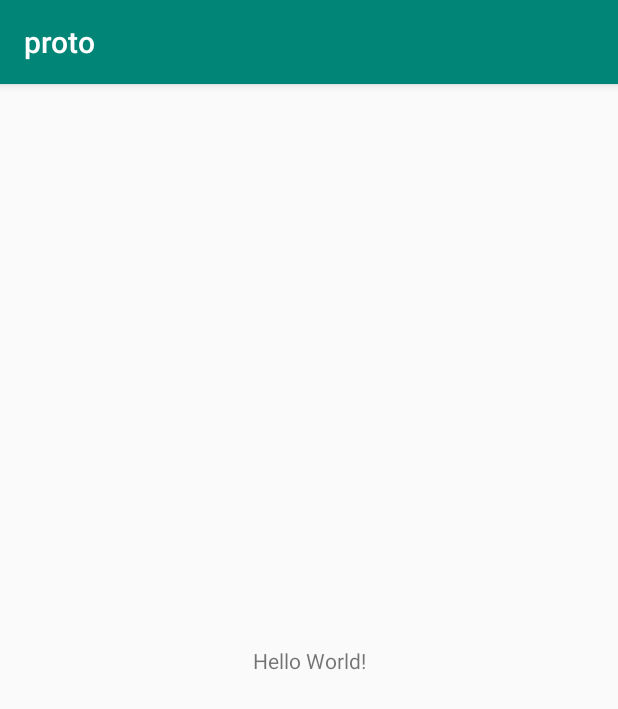
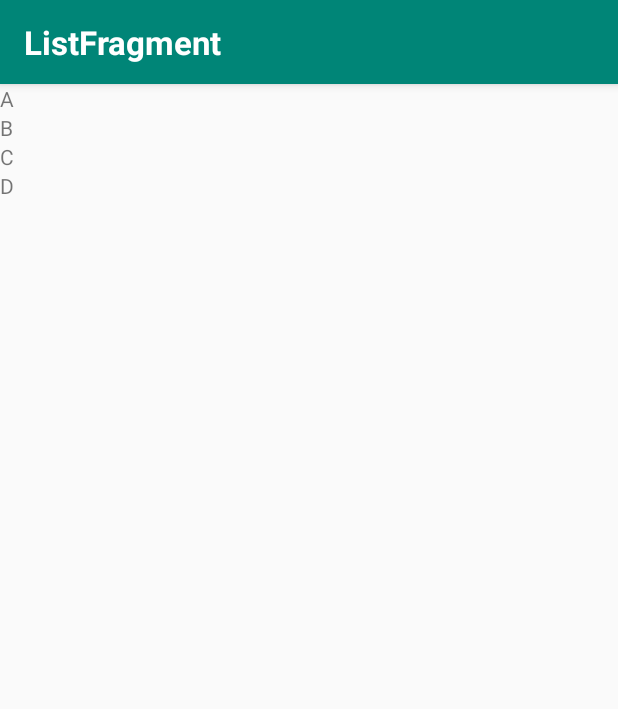
Before and after one commit to acm0x/core-ktx, an Android app: the screen it shows after launch (ProtoActivity before the commit, ListDetailsActivity after it), on a phone screen of 412 x 824 dp. Shown: the top 709 px of the screen. Run offline under Robolectric (Android 15) with nearby library versions, the phone set to English and light mode, and no system bars; our stand-ins replace navigation-ui; Roboto replaces fonts that are not available here; 1 statement that could not run was skipped.

```diff
--- a/buildSrc/src/main/java/Dependencies.kt
+++ b/buildSrc/src/main/java/Dependencies.kt
@@ -9,7 +9,7 @@ object Versions {
 
     // kotlin
     const val kotlin = "1.3.31"
-    const val ktx = "1.0.0"
+    const val ktx = "1.0.1"
     const val kotlinCoroutines = "1.0.1"
 
     // Android libraries
@@ -25,7 +25,7 @@ object Versions {
     // Third party libraries
     const val dagger = "2.21"
     const val assistedInject = "0.3.3"
-    const val retrofit = "2.5.0"
+    const val retrofit = "2.6.0"
     const val okhttp = "3.13.0"
     const val rxjava = "2.2.7"
     const val rxAndroid = "2.1.1"
--- a/kotlin_core/build.gradle
+++ b/kotlin_core/build.gradle
@@ -9,4 +9,10 @@ dependencies {
     implementation MainApplicationDependencies.glide
     implementation MainApplicationDependencies.navigation
     implementation MainApplicationDependencies.navigationUi
+
+    // koin
+
+    implementation("org.koin:koin-android:1.0.0")
+    implementation("org.koin:koin-android-viewmodel:1.0.0")
+    implementation("org.koin:koin-android-scope:1.0.0")
 }
--- a/proto/build.gradle
+++ b/proto/build.gradle
@@ -1,4 +1,5 @@
-apply from: "${rootDir}/buildsystem/android_library.gradle"
+apply from: "${rootDir}/buildsystem/app_defaults.gradle"
+apply from: "${rootDir}/buildsystem/android_shared.gradle"
 
 dependencies {
     implementation MainApplicationDependencies.appCompat
@@ -8,4 +9,5 @@ dependencies {
     implementation MainApplicationDependencies.glide
     implementation MainApplicationDependencies.navigation
     implementation MainApplicationDependencies.navigationUi
+    implementation project(path: ':kotlin_core')
 }
--- /dev/null
+++ b/proto/src/main/java/uk/acm64/proto/AndroidApplication.kt
@@ -0,0 +1,22 @@
+package uk.acm64.proto
+
+import android.app.Application
+import uk.acm64.proto.contract.di.ApplicationComponent
+import uk.acm64.proto.contract.di.DaggerApplicationComponent
+
+class AndroidApplication : Application() {
+    val appComponent: ApplicationComponent by lazy(mode = LazyThreadSafetyMode.NONE) {
+        DaggerApplicationComponent
+                .builder()
+                .applicationContext(applicationContext)
+                .build()
+    }
+
+    override fun onCreate() {
+        super.onCreate()
+        injectMembers()
+    }
+
+    private fun injectMembers() = appComponent.inject(this)
+
+}
--- /dev/null
+++ b/proto/src/main/java/uk/acm64/proto/ProtoViewModel.kt
@@ -0,0 +1,6 @@
+package uk.acm64.proto
+
+import uk.acm64.core.BaseViewModel
+import javax.inject.Inject
+
+class ProtoViewModel @Inject constructor() : BaseViewModel()
--- /dev/null
+++ b/proto/src/main/java/uk/acm64/proto/contract/ProtoBaseFragment.kt
@@ -0,0 +1,20 @@
+package uk.acm64.contract
+
+import androidx.core.content.ContextCompat
+import uk.acm64.core.BaseFragment
+import uk.acm64.core.extension.appContext
+import uk.acm64.proto.AndroidApplication
+import uk.acm64.proto.R
+import uk.acm64.proto.contract.di.ApplicationComponent
+
+abstract class ProtoBaseFragment : BaseFragment() {
+
+    val appComponent: ApplicationComponent by lazy(mode = LazyThreadSafetyMode.NONE) {
+        (activity?.application as AndroidApplication).appComponent
+    }
+
+    override fun snackbarTextColor() = ContextCompat.getColor(appContext, R.color.secondaryTextColor)
+
+    override fun snackbarBackgroudColor() = ContextCompat.getColor(appContext, R.color.secondaryLightColor)
+
+}
--- /dev/null
+++ b/proto/src/main/java/uk/acm64/proto/contract/di/ApplicationComponent.kt
@@ -0,0 +1,25 @@
+package uk.acm64.proto.contract.di
+
+import android.content.Context
+import dagger.BindsInstance
+import dagger.Component
+import uk.acm64.proto.AndroidApplication
+import uk.acm64.proto.ProtoActivity
+import javax.inject.Singleton
+
+@Singleton
+@Component(modules = [ApplicationModule::class, ViewModelModule::class])
+interface ApplicationComponent {
+
+    @Component.Builder
+    interface Builder {
+        @BindsInstance
+        fun applicationContext(applicationContext: Context): Builder
+
+        fun build(): ApplicationComponent
+    }
+
+    fun inject(androidApplication: AndroidApplication)
+    fun inject(protoActivity: ProtoActivity)
+
+}
--- /dev/null
+++ b/proto/src/main/java/uk/acm64/proto/listdetail/ListAdapter.kt
@@ -0,0 +1,37 @@
+package uk.acm64.proto.listdetail
+
+import android.view.LayoutInflater
+import android.view.View
+import android.view.ViewGroup
+import androidx.recyclerview.widget.RecyclerView
+import kotlinx.android.synthetic.main.list_item.view.*
+import uk.acm64.proto.R
+
+class ListAdapter : RecyclerView.Adapter<ListViewHolder>() {
+
+    var listUi: List<ListRowUi> = listOf()
+        set(value) {
+            field = value
+            notifyDataSetChanged()
+        }
+
+    override fun getItemCount(): Int = listUi.size
+
+    override fun onCreateViewHolder(parent: ViewGroup, viewType: Int): ListViewHolder {
+        val view = LayoutInflater.from(parent.context).inflate(R.layout.list_item, parent, false)
+        return ListViewHolder(view)
+    }
+
+    override fun onBindViewHolder(holder: ListViewHolder, position: Int) {
+        holder.bind(listUi[position])
+    }
+
+}
+
+class ListViewHolder(view: View) : RecyclerView.ViewHolder(view) {
+    fun bind(listRowUi: ListRowUi) {
+        itemView.apply {
+            list_item_text.text = listRowUi.name
+        }
+    }
+}
--- /dev/null
+++ b/proto/src/main/java/uk/acm64/proto/listdetail/ListDetailsActivity.kt
@@ -0,0 +1,8 @@
+package uk.acm64.proto.listdetail
+
+import uk.acm64.core.BaseActivity
+import uk.acm64.proto.R
+
+class ListDetailsActivity: BaseActivity() {
+    override fun navigationId() = R.navigation.listdetails_nav_graph
+}
--- /dev/null
+++ b/proto/src/main/java/uk/acm64/proto/listdetail/ListFragment.kt
@@ -0,0 +1,18 @@
+package uk.acm64.proto.listdetail
+
+import android.os.Bundle
+import android.view.View
+import kotlinx.android.synthetic.main.list_fragment.*
+import uk.acm64.contract.ProtoBaseFragment
+import uk.acm64.proto.R
+
+class ListFragment: ProtoBaseFragment() {
+    override fun layoutId() = R.layout.list_fragment
+
+    override fun onViewCreated(view: View, savedInstanceState: Bundle?) {
+        super.onViewCreated(view, savedInstanceState)
+        list_view.adapter = ListAdapter().apply {
+            listUi = listOf("A", "B", "C", "D").map { ListRowUi(it) }
+        }
+    }
+}
--- /dev/null
+++ b/proto/src/main/java/uk/acm64/proto/listdetail/ListRowUi.kt
@@ -0,0 +1,3 @@
+package uk.acm64.proto.listdetail
+
+data class ListRowUi(val name: String)
--- /dev/null
+++ b/proto/src/main/res/layout/list_fragment.xml
@@ -0,0 +1,18 @@
+<?xml version="1.0" encoding="utf-8"?>
+<LinearLayout xmlns:android="http://schemas.android.com/apk/res/android"
+    xmlns:tools="http://schemas.android.com/tools"
+    xmlns:app="http://schemas.android.com/apk/res-auto"
+    android:orientation="vertical"
+    android:layout_width="match_parent"
+    android:layout_height="match_parent">
+
+    <androidx.recyclerview.widget.RecyclerView
+        android:id="@+id/list_view"
+        android:layout_width="match_parent"
+        android:layout_height="match_parent"
+        android:orientation="vertical"
+        app:layoutManager="androidx.recyclerview.widget.LinearLayoutManager"
+        tools:itemCount="4"
+        tools:listitem="@layout/list_item" />
+
+</LinearLayout>
--- /dev/null
+++ b/proto/src/main/res/layout/list_item.xml
@@ -0,0 +1,12 @@
+<?xml version="1.0" encoding="utf-8"?>
+<LinearLayout xmlns:android="http://schemas.android.com/apk/res/android"
+    xmlns:tools="http://schemas.android.com/tools"
+    android:orientation="vertical"
+    android:layout_width="match_parent"
+    android:layout_height="wrap_content">
+    <TextView
+        android:id="@+id/list_item_text"
+        android:layout_width="match_parent"
+        android:layout_height="wrap_content"
+        tools:text="@tools:sample/cities" />
+</LinearLayout>
--- /dev/null
+++ b/proto/src/main/res/navigation/listdetails_nav_graph.xml
@@ -0,0 +1,10 @@
+<?xml version="1.0" encoding="utf-8"?>
+<navigation xmlns:android="http://schemas.android.com/apk/res/android" xmlns:app="http://schemas.android.com/apk/res-auto"
+    android:id="@+id/listdetails_nav_graph"
+    app:startDestination="@id/listFragment">
+
+    <fragment
+        android:id="@+id/listFragment"
+        android:name="uk.acm64.proto.listdetail.ListFragment"
+        android:label="ListFragment" />
+</navigation>
--- a/proto/src/main/res/values/strings.xml
+++ b/proto/src/main/res/values/strings.xml
@@ -1,3 +1,3 @@
 <resources>
-    <string name="app_name">proto</string>
+    <string name="app_name">ACM:proto</string>
 </resources>
--- a/proto/src/main/res/values/styles.xml
+++ b/proto/src/main/res/values/styles.xml
@@ -1,7 +1,7 @@
 <resources>
 
     <!-- Base application theme. -->
-    <style name="AppTheme" parent="Theme.AppCompat.Light.DarkActionBar">
+    <style name="AppTheme" parent="Theme.AppCompat.Light.NoActionBar">
         <!-- Customize your theme here. -->
         <item name="colorPrimary">@color/colorPrimary</item>
         <item name="colorPrimaryDark">@color/colorPrimaryDark</item>
```
Also changed, not shown: proto/src/main/AndroidManifest.xml (+12 -2 lines), proto/src/main/java/uk/acm64/proto/ProtoActivity.kt (+37 -3 lines), proto/src/main/java/uk/acm64/proto/contract/di/ApplicationModule.kt (added, +37 -0 lines), proto/src/main/java/uk/acm64/proto/contract/di/ViewModelModule.kt (added, +23 -0 lines), gradle/wrapper/gradle-wrapper.properties.
